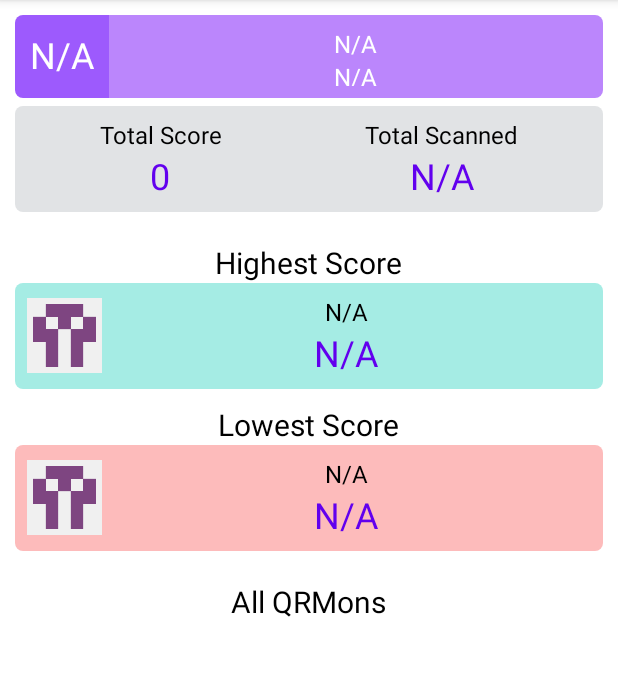
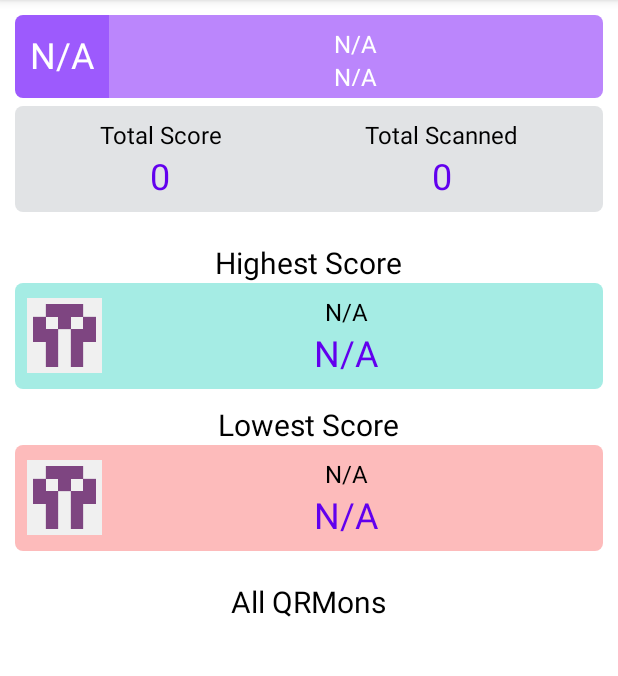
Before and after one commit to CMPUT301W23T13/QRiffic, an Android app: the FragmentUserProfile screen opened through its navigation route, on a phone screen of 412 x 824 dp, the part 84-760 px from its top. Run offline under Robolectric (Android 15) with nearby library versions, the phone set to English and light mode, and no system bars; our stand-ins replace Firebase (no records; nobody signed in at launch, a user with empty details on screens opened directly), navigation-ui; libraries missing offline, so code that uses them is left out: org.checkerframework.checker; 2 statements that could not run were skipped.

Commit message:
Set default total scanned to 0 for new users

```diff
--- a/QRiffic Application/app/src/main/res/layout/fragment_user_profile.xml
+++ b/QRiffic Application/app/src/main/res/layout/fragment_user_profile.xml
@@ -124,7 +124,7 @@
                     android:layout_width="wrap_content"
                     android:layout_height="wrap_content"
 
-                    android:text="@string/profile_na"
+                    android:text="0"
                     android:textAlignment="center"
                     android:textColor="@color/purple_500"
                     android:textSize="24sp" />
```
